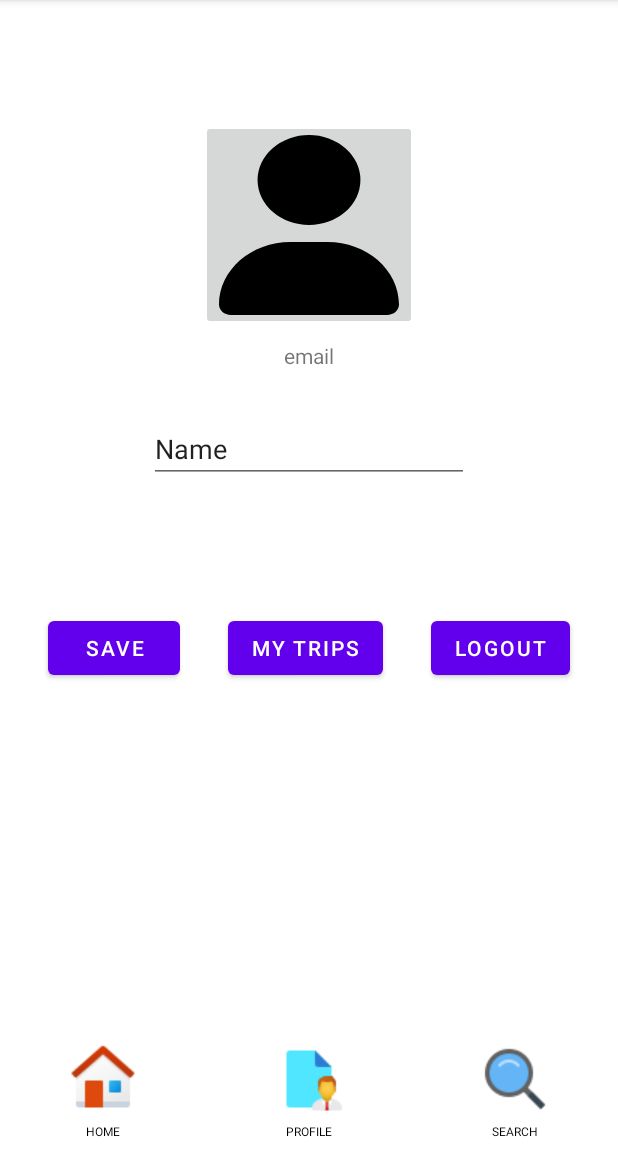
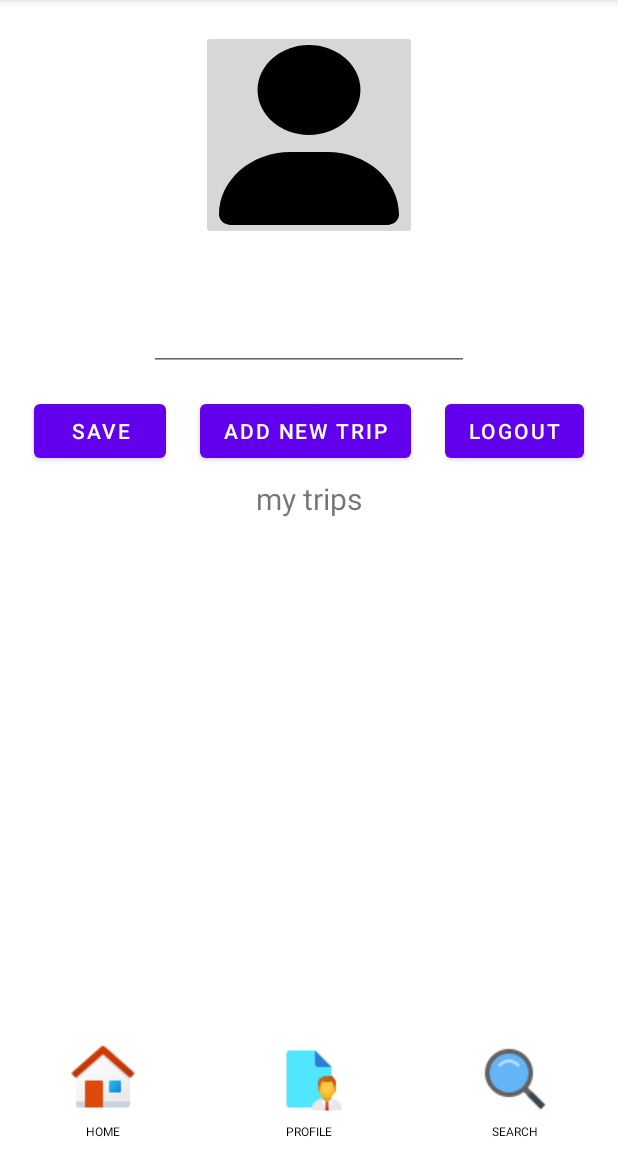
Before and after one commit to gal1606/TravelmeKotlin, an Android app: the ProfileFragment screen opened through its navigation route, on a phone screen of 412 x 824 dp, the part 84-1236 px from its top. Run offline under Robolectric (Android 15) with nearby library versions, the phone set to English and light mode, and no system bars; our stand-ins replace Firebase (no records; nobody signed in at launch, a user with empty details on screens opened directly); pictures from the network do not load.

```diff
--- a/app/src/main/java/co/il/travelme/MainActivity.kt
+++ b/app/src/main/java/co/il/travelme/MainActivity.kt
@@ -9,6 +9,7 @@ import co.il.travelme.viewmodels.FirebaseAuthVM
 import co.il.travelme.viewmodels.FirebaseDBVM
 import androidx.navigation.Navigation.findNavController
 import androidx.navigation.findNavController
+import co.il.travelme.viewmodels.TripVM
 
 class MainActivity : AppCompatActivity() {
     private lateinit var mainBinding: ActivityMainBinding
@@ -41,3 +42,6 @@ object AuthViewModel {
 object StoreViewModel {
     var storeViewModel: FirebaseDBVM = FirebaseDBVM()
 }
+object StoreTripVM {
+    lateinit var viewModel: TripVM
+}
--- a/app/src/main/java/co/il/travelme/ui/Profile/ProfileFragment.kt
+++ b/app/src/main/java/co/il/travelme/ui/Profile/ProfileFragment.kt
@@ -1,22 +1,44 @@
 package co.il.travelme.ui.Profile
 
 import android.content.Intent
+import android.graphics.Bitmap
+import android.net.Uri
 import android.os.Bundle
+import android.provider.MediaStore
+import android.util.Log
 import android.view.LayoutInflater
 import android.view.View
 import android.view.ViewGroup
 import android.widget.Toast
+import androidx.activity.result.contract.ActivityResultContracts
 import androidx.fragment.app.Fragment
+import androidx.lifecycle.Observer
+import androidx.recyclerview.widget.LinearLayoutManager
 import co.il.travelme.AuthViewModel.authViewModel
 import co.il.travelme.CurrentUser
-import co.il.travelme.MainActivity
+import co.il.travelme.R
+import co.il.travelme.StoreTripVM.viewModel
 import co.il.travelme.StoreViewModel
 import co.il.travelme.databinding.FragmentProfileBinding
+import co.il.travelme.models.Trip
+import co.il.travelme.ui.home.MyItemRecyclerViewAdapter
 import co.il.travelme.ui.login.LoginActivity
+import com.bumptech.glide.Glide
+
 class ProfileFragment : Fragment() {
+    private lateinit var adapter: MyItemRecyclerViewAdapter
 
+    private lateinit var tripsObserver: Observer<List<Trip>>
+
+    private var selectedBitmap: Bitmap? = null
     private lateinit var binding: FragmentProfileBinding
-
+    // יצירת תגובה לתוצאת בחירת תמונה
+    private val getContent = registerForActivityResult(ActivityResultContracts.GetContent()) { uri: Uri? ->
+        // טיפול ב-Uri של התמונה שנבחרה
+        if (uri != null) {
+            handleImageUri(uri)
+        }
+    }
 
         override fun onCreateView(
             inflater: LayoutInflater, container: ViewGroup?,
@@ -29,11 +51,18 @@ class ProfileFragment : Fragment() {
         override fun onViewCreated(view: View, savedInstanceState: Bundle?) {
             super.onViewCreated(view, savedInstanceState)
 
+            fillingDetails()
+
+            binding.profileButton.setOnClickListener {
+                openGalleryForImage()
+            }
+
             binding.logoutbutton.setOnClickListener {
                 authViewModel.logout(
                     onSuccess = {
                         val intent = Intent(activity, LoginActivity::class.java)
-                    intent.flags = Intent.FLAG_ACTIVITY_NEW_TASK or Intent.FLAG_ACTIVITY_CLEAR_TASK
+                        intent.flags =
+                            Intent.FLAG_ACTIVITY_NEW_TASK or Intent.FLAG_ACTIVITY_CLEAR_TASK
                         startActivity(intent)
                         activity?.finish()
                     },
@@ -41,5 +70,67 @@ class ProfileFragment : Fragment() {
                         Toast.makeText(activity, exception.toString(), Toast.LENGTH_LONG).show()
                     })
             }
+            adapter = MyItemRecyclerViewAdapter()
+
+            binding.list.layoutManager = LinearLayoutManager(context)
+            binding.list.adapter = adapter
+
+            viewModel.filteredTrips.observe(viewLifecycleOwner, Observer { trips ->
+                Log.i("gil", "trip size: " + trips.size)
+                adapter.submitList(trips)
+            })
+
+            viewModel.searchMyTrips(CurrentUser.currentUser.id)
+
+            binding.save.setOnClickListener {
+                saveProfile()
             }
         }
+
+    private fun fillingDetails() {
+        binding.textViewEmail.text = CurrentUser.currentUser.email
+        binding.NameEditText.setText(CurrentUser.currentUser.name)
+        activity?.let {
+            Glide.with(it.applicationContext) // זה ישתמש ב-context של ה-view של ה-ViewHolder
+                .load(CurrentUser.currentUser.profileImage) // ודא שאתה מעביר את URL של התמונה מהאובייקט `item`
+                .placeholder(R.drawable.user_solid) // תמונת טעינה זמנית
+                .error(R.drawable.user_solid) // תמונה במקרה של שגיאת טעינה
+                .centerCrop() // חיתוך התמונה כדי להתאים ל-ImageView
+                .into(binding.profileButton)
+        }
+    }
+
+
+    private fun saveProfile() {
+        authViewModel.updateProfile(selectedBitmap,binding.NameEditText.text.toString(),
+            onSuccess = { user ->
+                CurrentUser.currentUser?.profileImage = user.profileImage
+                CurrentUser.currentUser?.name = user.name
+                CurrentUser.currentUser?.let {
+                    StoreViewModel.storeViewModel.updateUser(
+                        user = it,
+                        onSuccess = {
+                        },
+                        onFailure = {}
+                    )
+                }
+        },
+            onFailure = { exception ->
+                Toast.makeText(activity, exception.toString(), Toast.LENGTH_LONG).show()
+            })
+    }
+
+
+    private fun openGalleryForImage() {
+            // כוונה לפתיחת הגלריה ובחירת תמונה
+            getContent.launch("image/*")
+        }
+
+        private fun handleImageUri(imageUri: Uri) {
+            Glide.with(this)
+                .load(imageUri)
+                .into(binding.profileButton)
+
+            selectedBitmap = MediaStore.Images.Media.getBitmap(requireActivity().contentResolver, imageUri)
+        }
+}
--- a/app/src/main/java/co/il/travelme/ui/home/ItemFragment.kt
+++ b/app/src/main/java/co/il/travelme/ui/home/ItemFragment.kt
@@ -11,6 +11,7 @@ import androidx.lifecycle.ViewModelProvider
 import androidx.recyclerview.widget.LinearLayoutManager
 import androidx.recyclerview.widget.RecyclerView
 import co.il.travelme.R
+import co.il.travelme.StoreTripVM.viewModel
 import co.il.travelme.models.Trip
 import co.il.travelme.viewmodels.TripVM
 
@@ -18,10 +19,8 @@ import co.il.travelme.viewmodels.TripVM
  * A fragment representing a list of Items.
  */
 class ItemFragment : Fragment() {
-    private lateinit var viewModel: TripVM
+
     private lateinit var adapter: MyItemRecyclerViewAdapter  // הנחה שיש לך אדפטר כלשהו לנתונים
-
-    private var columnCount = 1
 
 
     override fun onCreate(savedInstanceState: Bundle?) {
@@ -48,31 +47,7 @@ class ItemFragment : Fragment() {
             adapter.submitList(trips)
         })
 
-
-
-//        // Set the adapter
-//        if (view is RecyclerView) {
-//            with(view) {
-//                layoutManager = when {
-//                    columnCount <= 1 -> LinearLayoutManager(context)
-//                    else -> GridLayoutManager(context, columnCount)
-//                }
-//                adapter = MyItemRecyclerViewAdapter(PlaceholderContent.ITEMS)
-//            }
-//        }
         return view
     }
 
-    companion object {
-
-        const val ARG_COLUMN_COUNT = "column-count"
-
-        @JvmStatic
-        fun newInstance(columnCount: Int) =
-            ItemFragment().apply {
-                arguments = Bundle().apply {
-                    putInt(ARG_COLUMN_COUNT, columnCount)
-                }
-            }
-    }
 }
--- a/app/src/main/java/co/il/travelme/ui/login/LoginActivity.kt
+++ b/app/src/main/java/co/il/travelme/ui/login/LoginActivity.kt
@@ -51,7 +51,7 @@ class LoginActivity : AppCompatActivity() {
                     AuthViewModel.authViewModel.register(userEmail,userPassword,name,
                         onSuccess = {
                             CurrentUser.currentUser = it
-                            StoreViewModel.storeViewModel.addUser(CurrentUser.currentUser, {}, {})
+                            StoreViewModel.storeViewModel.addUser(CurrentUser.currentUser!!, {}, {})
                             Toast.makeText(this,"Your account has been created",Toast.LENGTH_LONG).show()
                             val intent = Intent(this, MainActivity::class.java)
                             startActivity(intent)
--- a/app/src/main/res/layout/fragment_profile.xml
+++ b/app/src/main/res/layout/fragment_profile.xml
@@ -12,7 +12,7 @@
         android:id="@+id/profileButton"
         android:layout_width="wrap_content"
         android:layout_height="wrap_content"
-        android:layout_marginTop="80dp"
+        android:layout_marginTop="20dp"
         android:src="@drawable/user_solid"
         app:layout_constraintEnd_toEndOf="parent"
         app:layout_constraintHorizontal_bias="0.5"
@@ -20,7 +20,7 @@
         app:layout_constraintTop_toTopOf="parent" />
 
     <TextView
-        android:id="@+id/textView"
+        android:id="@+id/textViewEmail"
         android:layout_width="wrap_content"
         android:layout_height="wrap_content"
         android:layout_marginTop="7dp"
@@ -31,48 +31,72 @@
         app:layout_constraintTop_toBottomOf="@+id/profileButton" />
 
     <EditText
-        android:id="@+id/editTextText"
+        android:id="@+id/NameEditText"
         android:layout_width="wrap_content"
         android:layout_height="wrap_content"
-        android:layout_marginTop="30dp"
+        android:layout_marginTop="15dp"
         android:ems="10"
         android:inputType="text"
         android:text="Name"
         app:layout_constraintEnd_toEndOf="parent"
         app:layout_constraintHorizontal_bias="0.5"
         app:layout_constraintStart_toStartOf="parent"
-        app:layout_constraintTop_toBottomOf="@+id/textView" />
+        app:layout_constraintTop_toBottomOf="@+id/textViewEmail" />
 
     <Button
-        android:id="@+id/button"
+        android:id="@+id/save"
         android:layout_width="wrap_content"
         android:layout_height="wrap_content"
-        android:layout_marginTop="86dp"
+        android:layout_marginTop="16dp"
         android:text="@string/save"
-        app:layout_constraintEnd_toStartOf="@+id/myTrip"
+        app:layout_constraintEnd_toStartOf="@+id/AddNewTripButton"
         app:layout_constraintHorizontal_bias="0.5"
         app:layout_constraintStart_toStartOf="parent"
-        app:layout_constraintTop_toBottomOf="@+id/editTextText" />
+        app:layout_constraintTop_toBottomOf="@+id/NameEditText" />
 
     <Button
         android:id="@+id/logoutbutton"
         android:layout_width="wrap_content"
         android:layout_height="wrap_content"
-        android:layout_marginTop="86dp"
+        android:layout_marginTop="16dp"
         android:text="@string/logout"
         app:layout_constraintEnd_toEndOf="parent"
         app:layout_constraintHorizontal_bias="0.5"
-        app:layout_constraintStart_toEndOf="@+id/myTrip"
-        app:layout_constraintTop_toBottomOf="@+id/editTextText" />
+        app:layout_constraintStart_toEndOf="@+id/AddNewTripButton"
+        app:layout_constraintTop_toBottomOf="@+id/NameEditText" />
 
     <Button
-        android:id="@+id/myTrip"
+        android:id="@+id/AddNewTripButton"
         android:layout_width="wrap_content"
         android:layout_height="wrap_content"
-        android:layout_marginTop="86dp"
-        android:text="@string/my_trips"
+        android:layout_marginTop="16dp"
+        android:text="@string/add_trips"
         app:layout_constraintEnd_toStartOf="@+id/logoutbutton"
         app:layout_constraintHorizontal_bias="0.5"
-        app:layout_constraintStart_toEndOf="@+id/button"
-        app:layout_constraintTop_toBottomOf="@+id/editTextText" />
+        app:layout_constraintStart_toEndOf="@+id/save"
+        app:layout_constraintTop_toBottomOf="@+id/NameEditText" />
+
+    <TextView
+        android:id="@+id/MyListTitle"
+        android:layout_width="wrap_content"
+        android:layout_height="wrap_content"
+        android:layout_marginTop="7dp"
+        android:text="@string/my_trips"
+        android:textSize="20sp"
+        app:layout_constraintEnd_toEndOf="parent"
+        app:layout_constraintHorizontal_bias="0.5"
+        app:layout_constraintStart_toStartOf="parent"
+        app:layout_constraintTop_toBottomOf="@+id/AddNewTripButton" />
+
+
+    <androidx.recyclerview.widget.RecyclerView
+        android:id="@+id/list"
+        android:layout_width="match_parent"
+        android:layout_height="300dp"
+        android:layout_marginStart="4dp"
+        app:layout_constraintStart_toStartOf="parent"
+        app:layout_constraintTop_toBottomOf="@+id/MyListTitle"
+        app:layoutManager="LinearLayoutManager"
+        tools:listitem="@layout/item_card" />
+
 </androidx.constraintlayout.widget.ConstraintLayout>
```
Also changed, not shown: app/build.gradle (+4 -5 lines), app/src/main/AndroidManifest.xml (+8 -4 lines), app/src/main/java/co/il/travelme/ui/AddTrip/AddTrip.kt (added, +60 -0 lines), app/src/main/java/co/il/travelme/viewmodels/FirebaseAuthVM.kt (+67 -2 lines), app/src/main/java/co/il/travelme/viewmodels/FirebaseDBVM.kt (+21 -0 lines), app/src/main/java/co/il/travelme/viewmodels/TripVM.kt (+12 -53 lines), app/src/main/res/layout/fragment_add_trip.xml (added, +45 -0 lines), app/src/main/res/layout/fragment_search.xml (+6 -5 lines), app/src/main/res/values/strings.xml (+13 -0 lines), gradle/libs.versions.toml (+9 -0 lines). Lines whose indentation alone changed are shown as unchanged.
